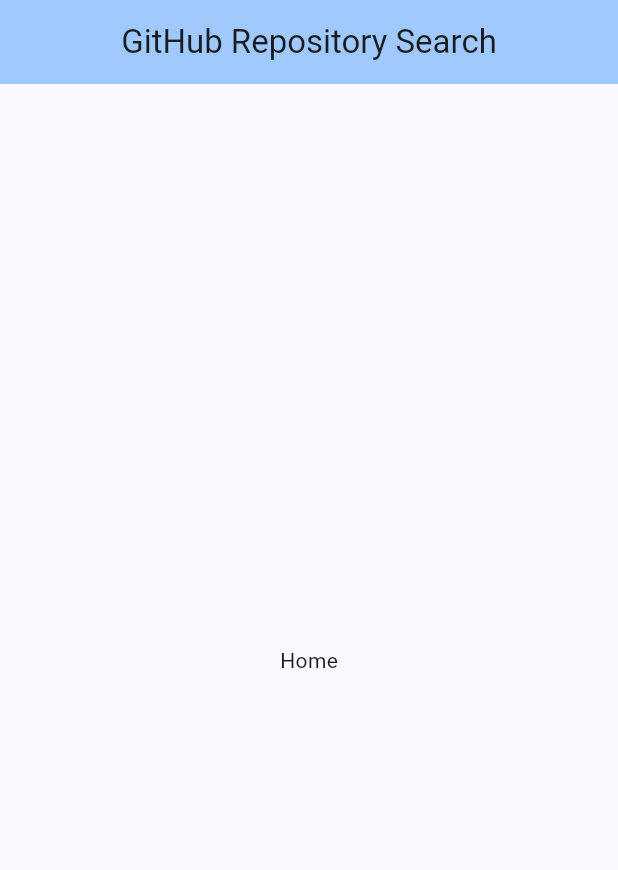
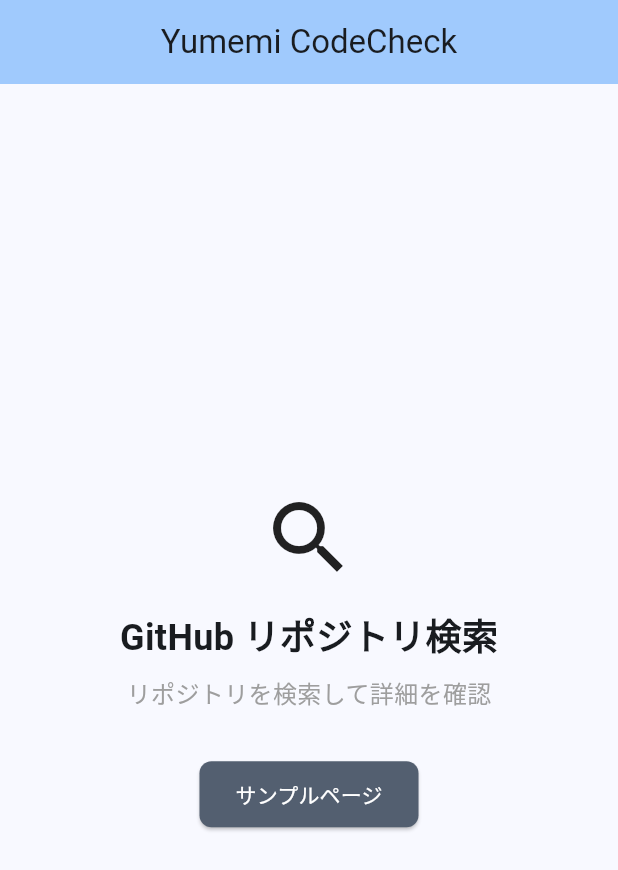
Before and after one commit to naoya25/yumemi_codecheck, a Flutter app: the screen it shows after launch, on a phone screen of 412 x 824 dp. Shown: the top 870 px of the screen. Run offline on Flutter 3.47's test engine with Material 3 defaults, Android fonts, the phone set to English and light mode, and no system bars; our stand-ins replace flutter_hooks, go_router.

Commit message:
feat: sample page

```diff
--- a/lib/constants/routes.dart
+++ b/lib/constants/routes.dart
@@ -1,3 +1,4 @@
 class Routes {
   static const String home = '/';
+  static const String sample = '/sample';
 }
--- a/lib/main.dart
+++ b/lib/main.dart
@@ -1,7 +1,9 @@
 import 'package:flutter/material.dart';
+import 'package:provider/provider.dart';
 
 import 'constants/theme.dart';
 import 'router.dart';
+import 'view_models/sample_view_model.dart';
 
 void main() {
   runApp(const MyApp());
@@ -12,13 +14,18 @@ class MyApp extends StatelessWidget {
 
   @override
   Widget build(BuildContext context) {
-    return MaterialApp.router(
+    return MultiProvider(
+      providers: [
+        ChangeNotifierProvider(create: (_) => SampleViewModel()),
+      ],
+      child: MaterialApp.router(
         title: 'Yumemi CodeCheck App',
         theme: AppTheme.lightTheme,
         darkTheme: AppTheme.darkTheme,
         themeMode: ThemeMode.system,
         routerConfig: router,
         debugShowCheckedModeBanner: false,
+      ),
     );
   }
 }
--- a/lib/router.dart
+++ b/lib/router.dart
@@ -1,6 +1,8 @@
 import 'package:go_router/go_router.dart';
-import 'package:yumemi_codecheck/constants/routes.dart';
-import 'package:yumemi_codecheck/views/home/page.dart';
+
+import 'constants/routes.dart';
+import 'views/home/home_page.dart';
+import 'views/pages/sample_page.dart';
 
 final GoRouter router = GoRouter(
   initialLocation: Routes.home,
@@ -9,5 +11,9 @@ final GoRouter router = GoRouter(
       path: Routes.home,
       builder: (context, state) => const HomePage(),
     ),
+    GoRoute(
+      path: Routes.sample,
+      builder: (context, state) => const SamplePage(),
+    ),
   ],
 );
--- /dev/null
+++ b/lib/view_models/sample_view_model.dart
@@ -0,0 +1,47 @@
+import 'package:flutter/material.dart';
+
+class SampleViewModel extends ChangeNotifier {
+  int _count = 0;
+  bool _isLoading = false;
+  String _message = 'こんにちは';
+
+  int get count => _count;
+  bool get isLoading => _isLoading;
+  String get message => _message;
+
+  void increment() {
+    _count++;
+    _message = 'カウントが $_count に増えました';
+    notifyListeners();
+  }
+
+  void decrement() {
+    _count--;
+    _message = 'カウントが $_count に減りました';
+    notifyListeners();
+  }
+
+  void reset() {
+    _count = 0;
+    _message = 'カウントを 0 にリセットしました';
+    notifyListeners();
+  }
+
+  Future<void> incrementAsync() async {
+    _isLoading = true;
+    _message = '非同期処理中...';
+    notifyListeners();
+
+    await Future.delayed(const Duration(seconds: 1));
+
+    _count++;
+    _isLoading = false;
+    _message = '非同期処理完了！ カウント: $_count';
+    notifyListeners();
+  }
+
+  void updateMessage(String newMessage) {
+    _message = newMessage;
+    notifyListeners();
+  }
+}
--- /dev/null
+++ b/lib/views/home/components/sample_button.dart
@@ -0,0 +1,21 @@
+import 'package:flutter/material.dart';
+import 'package:go_router/go_router.dart';
+import 'package:yumemi_codecheck/constants/routes.dart';
+
+class SampleButton extends StatelessWidget {
+  const SampleButton({super.key});
+
+  @override
+  Widget build(BuildContext context) {
+    return ElevatedButton(
+      onPressed: () {
+        context.push(Routes.sample);
+      },
+      style: ElevatedButton.styleFrom(
+        backgroundColor: Theme.of(context).colorScheme.secondary,
+        foregroundColor: Theme.of(context).colorScheme.onSecondary,
+      ),
+      child: const Text('サンプルページ'),
+    );
+  }
+}
--- /dev/null
+++ b/lib/views/home/home_page.dart
@@ -0,0 +1,45 @@
+import 'package:flutter/material.dart';
+import 'package:yumemi_codecheck/views/home/components/sample_button.dart';
+
+class HomePage extends StatelessWidget {
+  const HomePage({super.key});
+
+  @override
+  Widget build(BuildContext context) {
+    return Scaffold(
+      appBar: AppBar(
+        title: const Text('Yumemi CodeCheck'),
+        backgroundColor: Theme.of(context).colorScheme.inversePrimary,
+      ),
+      body: const Center(
+        child: Column(
+          mainAxisAlignment: MainAxisAlignment.center,
+          children: [
+            Icon(
+              Icons.search,
+              size: 64,
+            ),
+            SizedBox(height: 16),
+            Text(
+              'GitHub リポジトリ検索',
+              style: TextStyle(
+                fontSize: 24,
+                fontWeight: FontWeight.bold,
+              ),
+            ),
+            SizedBox(height: 8),
+            Text(
+              'リポジトリを検索して詳細を確認',
+              style: TextStyle(
+                fontSize: 16,
+                color: Colors.grey,
+              ),
+            ),
+            SizedBox(height: 32),
+            SampleButton(),
+          ],
+        ),
+      ),
+    );
+  }
+}
--- a/lib/views/home/page.dart
+++ /dev/null
@@ -1,18 +0,0 @@
-import 'package:flutter/material.dart';
-
-class HomePage extends StatelessWidget {
-  const HomePage({super.key});
-
-  @override
-  Widget build(BuildContext context) {
-    return Scaffold(
-      appBar: AppBar(
-        title: const Text('GitHub Repository Search'),
-        backgroundColor: Theme.of(context).colorScheme.inversePrimary,
-      ),
-      body: const Center(
-        child: Text('Home'),
-      ),
-    );
-  }
-}
```
Also changed, not shown: lib/views/pages/components/counter_section.dart (added, +85 -0 lines), lib/views/pages/components/text_field_section.dart (added, +83 -0 lines), lib/views/pages/sample_page.dart (added, +52 -0 lines). Lines whose indentation alone changed are shown as unchanged.
